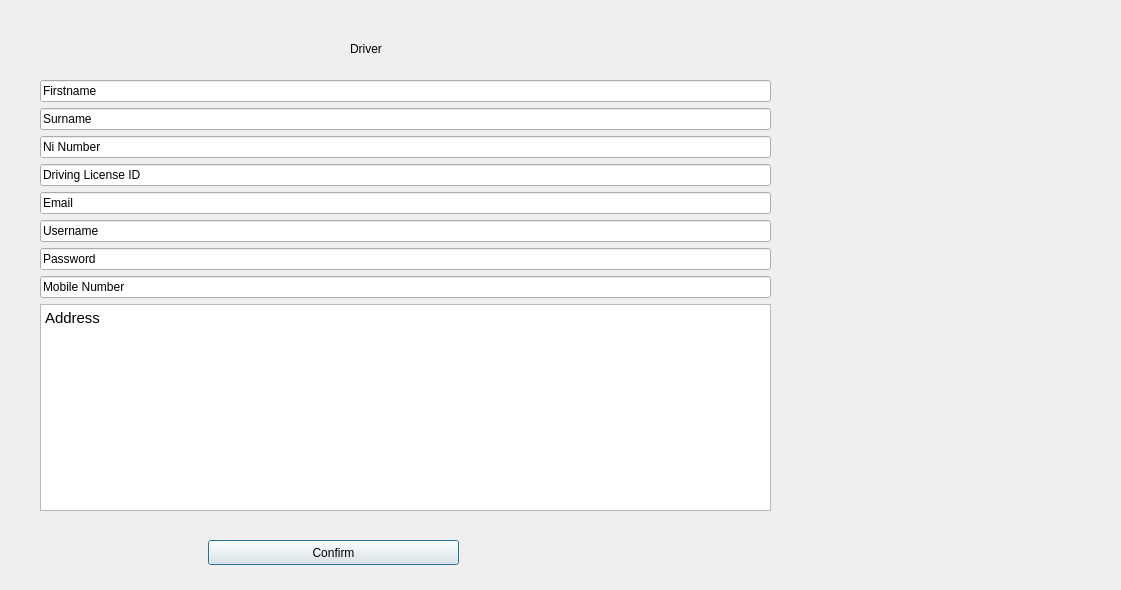
JaredFA363/Cargo-E-MarketPlace, file QTSDI/forms/driverregdialog.ui: the form before one commit.
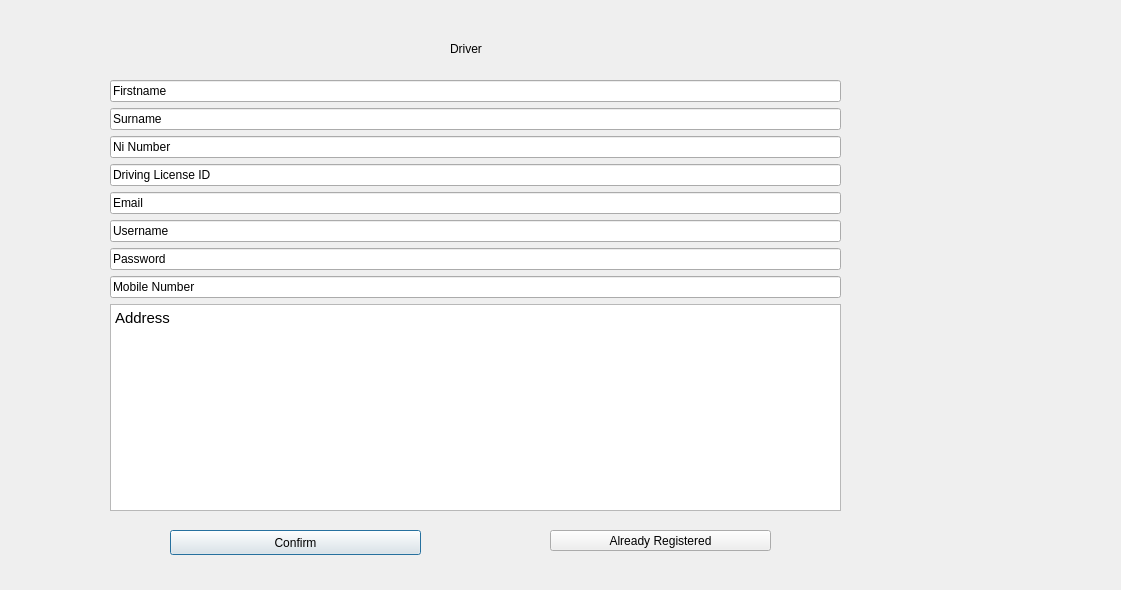
The form after the commit.

Commit message: IMplemented already registered buttons and perpared QTSql

Diff of the .ui file:
```diff
--- a/QTSDI/forms/driverregdialog.ui
+++ b/QTSDI/forms/driverregdialog.ui
@@ -16,7 +16,7 @@
   <widget class="QLabel" name="label">
    <property name="geometry">
     <rect>
-     <x>350</x>
+     <x>450</x>
      <y>40</y>
      <width>67</width>
      <height>17</height>
@@ -29,7 +29,7 @@
   <widget class="QWidget" name="verticalLayoutWidget">
    <property name="geometry">
     <rect>
-     <x>40</x>
+     <x>110</x>
      <y>80</y>
      <width>731</width>
      <height>431</height>
@@ -108,8 +108,8 @@
   <widget class="QPushButton" name="Confirm">
    <property name="geometry">
     <rect>
-     <x>208</x>
-     <y>540</y>
+     <x>170</x>
+     <y>530</y>
      <width>251</width>
      <height>25</height>
     </rect>
@@ -118,6 +118,19 @@
     <string>Confirm</string>
    </property>
   </widget>
+  <widget class="QPushButton" name="ToLogin">
+   <property name="geometry">
+    <rect>
+     <x>550</x>
+     <y>530</y>
+     <width>221</width>
+     <height>21</height>
+    </rect>
+   </property>
+   <property name="text">
+    <string>Already Registered</string>
+   </property>
+  </widget>
  </widget>
  <resources/>
  <connections/>
```
The commit also changes 10 other files.
